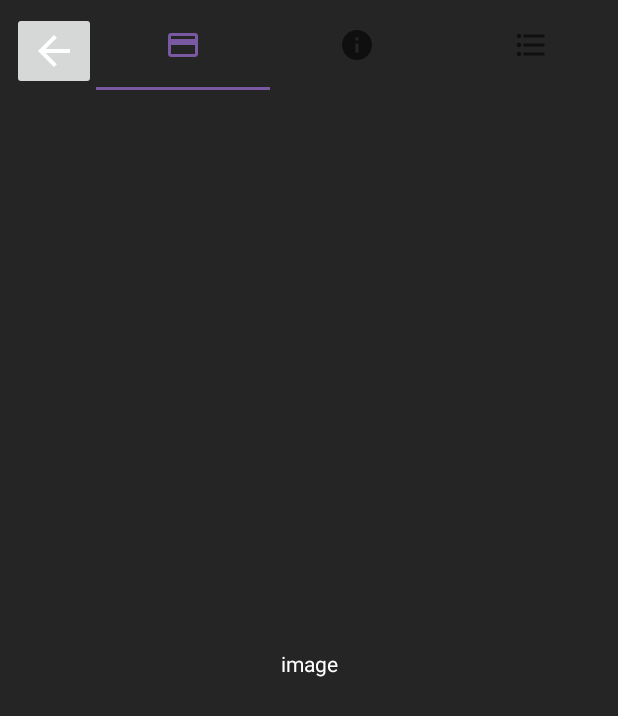
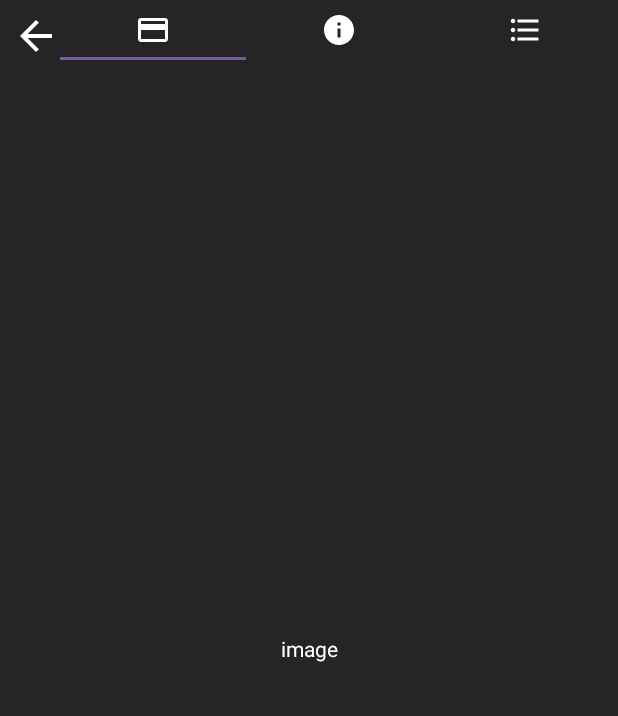
Before and after one commit to atschutz/scrybary, an Android app: the DetailFragment screen opened through its navigation route, on a phone screen of 412 x 824 dp. Shown: the top 716 px of the screen. Run offline under Robolectric (Android 15) with nearby library versions, the phone set to English and light mode, and no system bars; our stand-ins replace data binding.

Commit message:
Quick fix on tab colors.

```diff
--- a/app/src/main/res/layout/fragment_detail.xml
+++ b/app/src/main/res/layout/fragment_detail.xml
@@ -25,6 +25,7 @@
             android:layout_marginStart="8dp"
             android:layout_marginLeft="8dp"
             android:layout_marginTop="8dp"
+            android:background="@null"
             android:contentDescription="@string/back"
             android:onClick="@{listener::onBackPressed}"
             app:layout_constraintStart_toStartOf="parent"
@@ -35,11 +36,12 @@
             android:id="@+id/tl_detail"
             android:layout_width="0dp"
             android:layout_height="0dp"
-            android:background="#252525"
+            android:background="@null"
             app:layout_constraintBottom_toBottomOf="@id/btn_back"
             app:layout_constraintEnd_toEndOf="parent"
             app:layout_constraintStart_toEndOf="@id/btn_back"
-            app:layout_constraintTop_toTopOf="parent" />
+            app:layout_constraintTop_toTopOf="parent"
+            app:tabIconTint="@color/white" />
 
         <androidx.viewpager2.widget.ViewPager2
             android:id="@+id/vp_detail"
```
